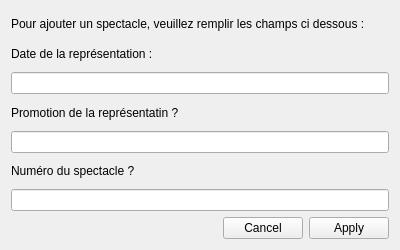
BennyBellier/Theatre-CEDB-Project, file gui/Gest_Rep_add.ui: the form before one commit.
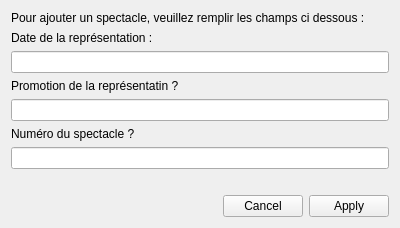
The form after the commit.

```diff
--- a/gui/Gest_Rep_add.ui
+++ b/gui/Gest_Rep_add.ui
@@ -7,7 +7,7 @@
     <x>0</x>
     <y>0</y>
     <width>400</width>
-    <height>250</height>
+    <height>214</height>
    </rect>
   </property>
   <property name="windowTitle">
@@ -57,6 +57,13 @@
    <item>
     <widget class="QLineEdit" name="lineEdit_num"/>
    </item>
+   <item>
+    <widget class="QLabel" name="label_res">
+     <property name="text">
+      <string/>
+     </property>
+    </widget>
+   </item>
    <item>
     <widget class="QDialogButtonBox" name="buttonBox">
      <property name="standardButtons">
```
Left out of the diff: 38 changed lines with no effect on the pictures.
